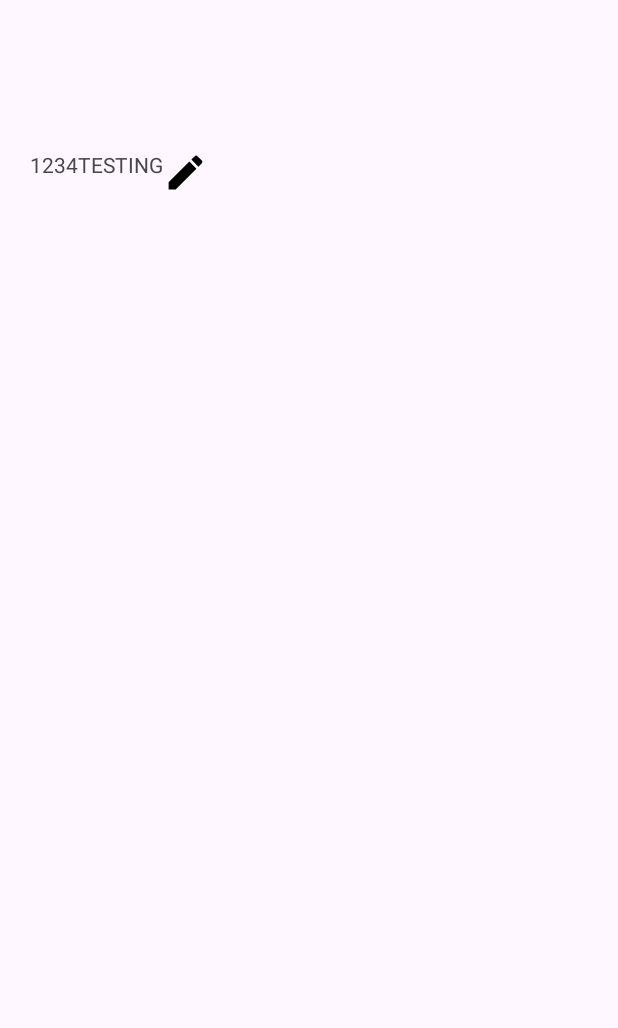
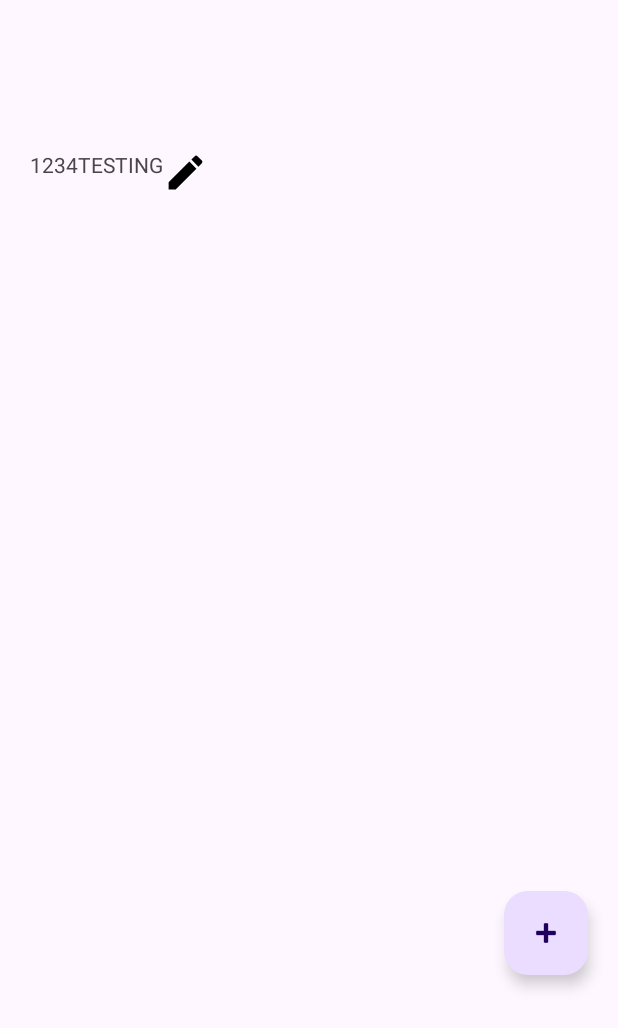
Before and after one commit to s0heil20/TimeSync, an Android app: the screen it shows after launch (GroupListMenuActivity), on a phone screen of 412 x 824 dp. Before the commit the part shown is almost empty. Shown: the top 1028 px of the screen. Run offline under Robolectric (Android 15) with nearby library versions, the phone set to English and light mode, and no system bars.

Commit message:
add floating button for group list

```diff
--- a/app/src/main/java/edu/sharif/timesync/groupListMenu/GroupListMenuActivity.java
+++ b/app/src/main/java/edu/sharif/timesync/groupListMenu/GroupListMenuActivity.java
@@ -1,11 +1,14 @@
 package edu.sharif.timesync.groupListMenu;
 
 import android.os.Bundle;
+import android.view.View;
 import android.widget.Toast;
 
 import androidx.appcompat.app.AppCompatActivity;
 import androidx.recyclerview.widget.LinearLayoutManager;
 import androidx.recyclerview.widget.RecyclerView;
+
+import com.google.android.material.floatingactionbutton.FloatingActionButton;
 
 import java.util.ArrayList;
 import java.util.List;
@@ -13,11 +16,11 @@ import java.util.List;
 import edu.sharif.timesync.R;
 import edu.sharif.timesync.entity.Group;
 
-public class GroupListMenuActivity extends AppCompatActivity implements SelectGroupListItemInterface{
+public class GroupListMenuActivity extends AppCompatActivity implements SelectGroupListItemInterface, GroupNameDialog.GroupDialogListener {
 
     private RecyclerView recyclerView;
+    private FloatingActionButton floatingActionButton;
     private GroupListAdapter adapter;
-    private ArrayList<Group> groupList;
 
     @Override
     protected void onCreate(Bundle savedInstanceState) {
@@ -25,11 +28,27 @@ public class GroupListMenuActivity extends AppCompatActivity implements SelectGr
         setContentView(R.layout.activity_group_list_menu);
 
         recyclerView = findViewById(R.id.groupListRecyclerView);
+        floatingActionButton = findViewById(R.id.floatingActionButton);
+
+        configureFloatingActionButton();
+
         addGroupToRecyclerView(new ArrayList<>());
     }
 
+    private void configureFloatingActionButton(){
+        floatingActionButton.setOnClickListener(new View.OnClickListener() {
+            @Override
+            public void onClick(View v) {
+                // TODO!
+                Toast.makeText(getBaseContext(),"CLICKED ON FLOAT!",Toast.LENGTH_SHORT).show();
+                GroupNameDialog dialog = new GroupNameDialog();
+                dialog.show(getSupportFragmentManager(), "create dialog!");
+            }
+        });
+    }
+
     private void addGroupToRecyclerView(List<Group> groupList) {
-        // TODO
+        // TODO!
         List<GroupListItem> items = new ArrayList<>();
         items.add(new GroupListItem("TESTING", 1234));
         recyclerView.setLayoutManager(new LinearLayoutManager(this));
@@ -43,4 +62,10 @@ public class GroupListMenuActivity extends AppCompatActivity implements SelectGr
         Toast.makeText(getBaseContext(), "TEST TOAST", Toast.LENGTH_SHORT).show();
         // TODO start next activity
     }
+
+    @Override
+    public void addGroup(String groupName) {
+        // TODO add group!
+        Toast.makeText(getBaseContext(), "ADDED " + groupName, Toast.LENGTH_SHORT).show();
+    }
 }
--- a/app/src/main/res/layout/activity_group_list_menu.xml
+++ b/app/src/main/res/layout/activity_group_list_menu.xml
@@ -1,9 +1,19 @@
 <?xml version="1.0" encoding="utf-8"?>
 <RelativeLayout xmlns:android="http://schemas.android.com/apk/res/android"
+    xmlns:app="http://schemas.android.com/apk/res-auto"
     xmlns:tools="http://schemas.android.com/tools"
     android:layout_width="match_parent"
     android:layout_height="match_parent"
     tools:context=".groupListMenu.GroupListMenuActivity">
+
+    <com.google.android.material.floatingactionbutton.FloatingActionButton
+        android:id="@+id/floatingActionButton"
+        android:layout_width="wrap_content"
+        android:layout_height="wrap_content"
+        android:clickable="true"
+        android:layout_alignRight="@id/groupListRecyclerView"
+        android:layout_alignBottom="@id/groupListRecyclerView"
+        app:srcCompat="@android:drawable/ic_input_add" />
 
     <androidx.recyclerview.widget.RecyclerView
         android:id="@+id/groupListRecyclerView"
@@ -13,5 +23,7 @@
         android:layout_marginTop="100dp"
         android:layout_marginEnd="20dp"
         android:paddingBottom="20dp"
-        />
+        >
+
+    </androidx.recyclerview.widget.RecyclerView>
 </RelativeLayout>
```
Also changed, not shown: app/src/main/java/edu/sharif/timesync/groupListMenu/GroupNameDialog.java (added, +64 -0 lines), app/src/main/res/layout/dialog_group_name.xml (added, +18 -0 lines).
